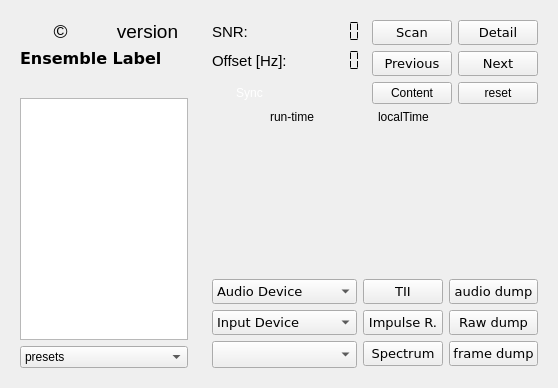
Qt form forms/dabradio.ui (JvanKatwijk/qt-dab) before a commit.
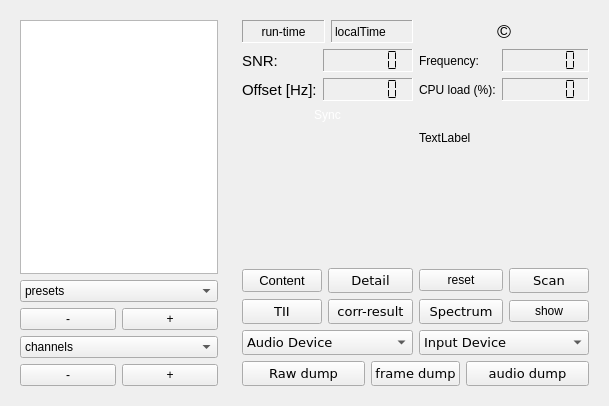
The same form after that commit. Custom widgets are drawn as their Qt base class.

Diff of the .ui file:
```diff
--- a/forms/dabradio.ui
+++ b/forms/dabradio.ui
@@ -6,12 +6,12 @@
    <rect>
     <x>0</x>
     <y>0</y>
-    <width>558</width>
-    <height>388</height>
+    <width>609</width>
+    <height>406</height>
    </rect>
   </property>
   <property name="sizePolicy">
-   <sizepolicy hsizetype="Expanding" vsizetype="Expanding">
+   <sizepolicy hsizetype="Preferred" vsizetype="Preferred">
     <horstretch>0</horstretch>
     <verstretch>0</verstretch>
    </sizepolicy>
@@ -19,98 +19,18 @@
   <property name="windowTitle">
    <string>Qt-DAB</string>
   </property>
-  <layout class="QHBoxLayout" name="horizontalLayout_7">
+  <layout class="QHBoxLayout" name="horizontalLayout_3">
    <item>
     <widget class="QWidget" name="leftPane" native="true">
      <property name="sizePolicy">
       <sizepolicy hsizetype="Preferred" vsizetype="Preferred">
-       <horstretch>1</horstretch>
+       <horstretch>3</horstretch>
        <verstretch>0</verstretch>
       </sizepolicy>
      </property>
-     <layout class="QVBoxLayout" name="verticalLayout">
+     <layout class="QVBoxLayout" name="verticalLayout_3">
       <item>
-       <layout class="QHBoxLayout" name="horizontalLayout">
-        <item>
-         <widget class="QLabel" name="label">
-          <property name="font">
-           <font>
-            <pointsize>14</pointsize>
-           </font>
-          </property>
-          <property name="toolTip">
-           <string>&lt;html&gt;&lt;head/&gt;&lt;body&gt;&lt;p&gt;Qt-DAB copyright:&lt;/p&gt;&lt;p&gt;J van Katwijk, Lazy Chair Computing. J.vanKatwijk@gmail.com&lt;/p&gt;&lt;p&gt;Copyright of the Qt toolkit used: the Qt Company&lt;/p&gt;&lt;p&gt;Copyright of the libraries used for SDRplay, rtl-sdr based sticks, AIRspy, portaudio, libsndfile and libsamplerate and libfftw3 to their developers&lt;/p&gt;&lt;p&gt;Copyright of the MP2 library used Martin J Fiedler&lt;/p&gt;&lt;p&gt;Copyright of the firecode checker: Gnu Radio&lt;/p&gt;&lt;p&gt;Copyright of the Reed Solomon Decoder software: Phil Karns&lt;/p&gt;&lt;p&gt;Copyright of the code to create a correct header for the AAC files: Stefan Poeschel&lt;/p&gt;&lt;p&gt;All copyrights gratefully acknowledged&lt;/p&gt;&lt;p&gt;&lt;br/&gt;&lt;/p&gt;&lt;p&gt;The current layout of the GUI is based on a design of Luo Zhang, Thanks&lt;/p&gt;&lt;p&gt;&lt;br/&gt;&lt;/p&gt;&lt;p&gt;Qt-DAB (an SDR-J program) is distributed in the hope that it will be useful, but WITHOUT ANY WARRANTY; without even the implied warranty of MERCHANTABILITY or FITNESS FOR A PARTICULAR PURPOSE. See the GNU General Public License for more details.&lt;br/&gt;&lt;/p&gt;&lt;/body&gt;&lt;/html&gt;</string>
-          </property>
-          <property name="text">
-           <string>©</string>
-          </property>
-          <property name="alignment">
-           <set>Qt::AlignCenter</set>
-          </property>
-         </widget>
-        </item>
-        <item>
-         <widget class="QLabel" name="versionName">
-          <property name="font">
-           <font>
-            <pointsize>14</pointsize>
-           </font>
-          </property>
-          <property name="toolTip">
-           <string>&lt;html&gt;&lt;head/&gt;&lt;body&gt;&lt;p&gt;Copyright (C) 2016 - 2018 Jan van Katwijk (J.vanKatwijk@gmail.com), Lazy Chair Programming&lt;/p&gt;&lt;p&gt;Qt-DAB is free software; you can redistribute it and/or modify it under the terms of the GNU General Public License as published by the Free Software Foundation; either version 2 of the License, or (at your option) any later version.&lt;/p&gt;&lt;/body&gt;&lt;/html&gt;</string>
-          </property>
-          <property name="text">
-           <string>version</string>
-          </property>
-          <property name="alignment">
-           <set>Qt::AlignCenter</set>
-          </property>
-         </widget>
-        </item>
-       </layout>
-      </item>
-      <item>
-       <widget class="QLabel" name="ensembleName">
-        <property name="sizePolicy">
-         <sizepolicy hsizetype="Ignored" vsizetype="Preferred">
-          <horstretch>0</horstretch>
-          <verstretch>0</verstretch>
-         </sizepolicy>
-        </property>
-        <property name="font">
-         <font>
-          <family>DejaVu Sans</family>
-          <pointsize>12</pointsize>
-          <weight>75</weight>
-          <italic>false</italic>
-          <bold>true</bold>
-         </font>
-        </property>
-        <property name="layoutDirection">
-         <enum>Qt::LeftToRight</enum>
-        </property>
-        <property name="text">
-         <string>Ensemble Label</string>
-        </property>
-       </widget>
-      </item>
-      <item>
-       <widget class="QLabel" name="ensembleId">
-        <property name="font">
-         <font>
-          <pointsize>12</pointsize>
-         </font>
-        </property>
-        <property name="toolTip">
-         <string>&lt;html&gt;&lt;head/&gt;&lt;body&gt;&lt;p&gt;ensembleId. Each ensemble is characterized by its name, but also by a unique ensembleId,&lt;/p&gt;&lt;p&gt;consisting of 4 hexadecimal digits.&lt;/p&gt;&lt;/body&gt;&lt;/html&gt;</string>
-        </property>
-        <property name="text">
-         <string/>
-        </property>
-       </widget>
-      </item>
-      <item>
-       <widget class="QListView" name="ensembleDisplay">
+       <widget class="smallQListView" name="ensembleDisplay">
         <property name="sizePolicy">
          <sizepolicy hsizetype="Preferred" vsizetype="MinimumExpanding">
           <horstretch>2</horstretch>
@@ -146,6 +66,66 @@
         </item>
        </widget>
       </item>
+      <item>
+       <layout class="QHBoxLayout" name="horizontalLayout_2">
+        <item>
+         <widget class="smallPushButton" name="previousService">
+          <property name="toolTip">
+           <string>Select the previous service on the list of services (the previous one of the first element is the last element of the list).</string>
+          </property>
+          <property name="text">
+           <string>-</string>
+          </property>
+         </widget>
+        </item>
+        <item>
+         <widget class="smallPushButton" name="nextService">
+          <property name="toolTip">
+           <string>Select the next service on the list of services (the next of the last element is the first element).</string>
+          </property>
+          <property name="text">
+           <string>+</string>
+          </property>
+         </widget>
+        </item>
+       </layout>
+      </item>
+      <item>
+       <widget class="smallComboBox" name="channelSelector">
+        <property name="toolTip">
+         <string>Channel selector.</string>
+        </property>
+        <item>
+         <property name="text">
+          <string>channels</string>
+         </property>
+        </item>
+       </widget>
+      </item>
+      <item>
+       <layout class="QHBoxLayout" name="horizontalLayout_8">
+        <item>
+         <widget class="smallPushButton" name="prevChannelButton">
+          <property name="toolTip">
+           <string>Select the previous channel.</string>
+          </property>
+          <property name="text">
+           <string>-</string>
+          </property>
+         </widget>
+        </item>
+        <item>
+         <widget class="smallPushButton" name="nextChannelButton">
+          <property name="toolTip">
+           <string>Select the next channel of the list maintained in the channel selector.</string>
+          </property>
+          <property name="text">
+           <string>+</string>
+          </property>
+         </widget>
+        </item>
+       </layout>
+      </item>
      </layout>
     </widget>
    </item>
@@ -157,11 +137,72 @@
        <verstretch>0</verstretch>
       </sizepolicy>
      </property>
-     <layout class="QVBoxLayout" name="verticalLayout_4">
+     <layout class="QVBoxLayout" name="verticalLayout">
       <item>
-       <layout class="QHBoxLayout" name="horizontalLayout_3">
+       <layout class="QVBoxLayout" name="verticalLayout_2">
         <item>
-         <layout class="QFormLayout" name="formLayout">
+         <layout class="QHBoxLayout" name="horizontalLayout_6">
+          <item>
+           <layout class="QHBoxLayout" name="horizontalLayout_9">
+            <item>
+             <widget class="QLabel" name="timeDisplay">
+              <property name="frameShape">
+               <enum>QFrame::Panel</enum>
+              </property>
+              <property name="frameShadow">
+               <enum>QFrame::Sunken</enum>
+              </property>
+              <property name="text">
+               <string>run-time</string>
+              </property>
+              <property name="alignment">
+               <set>Qt::AlignCenter</set>
+              </property>
+             </widget>
+            </item>
+            <item>
+             <widget class="QLabel" name="localTimeDisplay">
+              <property name="toolTip">
+               <string>Local time is the time as received from the transmission. If you are running recordings, then
+it is definitely not the time on your clock.</string>
+              </property>
+              <property name="frameShape">
+               <enum>QFrame::Panel</enum>
+              </property>
+              <property name="frameShadow">
+               <enum>QFrame::Sunken</enum>
+              </property>
+              <property name="text">
+               <string>localTime</string>
+              </property>
+             </widget>
+            </item>
+           </layout>
+          </item>
+          <item>
+           <widget class="QLabel" name="copyrightLabel">
+            <property name="font">
+             <font>
+              <pointsize>14</pointsize>
+             </font>
+            </property>
+            <property name="toolTip">
+             <string>&lt;html&gt;&lt;head/&gt;&lt;body&gt;&lt;p&gt;Qt-DAB copyright:&lt;/p&gt;&lt;p&gt;J van Katwijk, Lazy Chair Computing. J.vanKatwijk@gmail.com&lt;/p&gt;&lt;p&gt;Copyright of the Qt toolkit used: the Qt Company&lt;/p&gt;&lt;p&gt;Copyright of the libraries used for SDRplay, rtl-sdr based sticks, AIRspy, portaudio, libsndfile and libsamplerate and libfftw3 to their developers&lt;/p&gt;&lt;p&gt;Copyright of the MP2 library used Martin J Fiedler&lt;/p&gt;&lt;p&gt;Copyright of the firecode checker: Gnu Radio&lt;/p&gt;&lt;p&gt;Copyright of the Reed Solomon Decoder software: Phil Karns&lt;/p&gt;&lt;p&gt;Copyright of the code to create a correct header for the AAC files: Stefan Poeschel&lt;/p&gt;&lt;p&gt;All copyrights gratefully acknowledged&lt;/p&gt;&lt;p&gt;&lt;br/&gt;&lt;/p&gt;&lt;p&gt;The current layout of the GUI is based on a design of Luo Zhang, Thanks&lt;/p&gt;&lt;p&gt;&lt;br/&gt;&lt;/p&gt;&lt;p&gt;Qt-DAB (an SDR-J program) is distributed in the hope that it will be useful, but WITHOUT ANY WARRANTY; without even the implied warranty of MERCHANTABILITY or FITNESS FOR A PARTICULAR PURPOSE. See the GNU General Public License for more details.&lt;br/&gt;&lt;/p&gt;&lt;/body&gt;&lt;/html&gt;</string>
+            </property>
+            <property name="text">
+             <string>©</string>
+            </property>
+            <property name="alignment">
+             <set>Qt::AlignCenter</set>
+            </property>
+           </widget>
+          </item>
+         </layout>
+        </item>
+        <item>
+         <layout class="QHBoxLayout" name="horizontalLayout">
+          <item>
+           <layout class="QFormLayout" name="formLayout_2">
           <item row="0" column="0">
            <widget class="QLabel" name="label_7">
             <property name="font">
@@ -186,7 +227,10 @@
              <string>&lt;html&gt;&lt;head/&gt;&lt;body&gt;&lt;p&gt;A Signal to Noise (SNR) indicator&lt;/p&gt;&lt;p&gt;In general: higher is better. But do not take the value as a serious measure of the SNR, it strongly depends on the device and the amount of filtering applied in the device!&lt;/p&gt;&lt;/body&gt;&lt;/html&gt;</string>
             </property>
             <property name="frameShape">
-             <enum>QFrame::NoFrame</enum>
+               <enum>QFrame::Panel</enum>
+              </property>
+              <property name="frameShadow">
+               <enum>QFrame::Sunken</enum>
             </property>
             <property name="digitCount">
              <number>6</number>
@@ -219,7 +263,10 @@
              <string>&lt;html&gt;&lt;head/&gt;&lt;body&gt;&lt;p&gt;Coarse offset, indicates - in Hz - the frequency offset. Coarse offset is in large steps, where a step is the distance - in Hz - between two subsequent carriers in the ofdm signal.&lt;/p&gt;&lt;/body&gt;&lt;/html&gt;</string>
             </property>
             <property name="frameShape">
-             <enum>QFrame::NoFrame</enum>
+               <enum>QFrame::Panel</enum>
+              </property>
+              <property name="frameShadow">
+               <enum>QFrame::Sunken</enum>
             </property>
             <property name="digitCount">
              <number>6</number>
@@ -232,68 +279,61 @@
          </layout>
         </item>
         <item>
-         <layout class="QGridLayout" name="gridLayout_4">
+           <layout class="QFormLayout" name="formLayout">
           <item row="0" column="0">
-           <widget class="QPushButton" name="scanButton">
-            <property name="font">
-             <font>
-              <family>DejaVu Sans</family>
-              <pointsize>10</pointsize>
-             </font>
-            </property>
-            <property name="toolTip">
-             <string>&lt;html&gt;&lt;head/&gt;&lt;body&gt;&lt;p&gt;Push this button for starting a scan over the channels in the current selected band (default VHF Band III or optionally L-Band)&lt;/p&gt;&lt;p&gt;Scanning will continue until an active DAB or DAB+ signal is found.&lt;/p&gt;&lt;p&gt;Push again to stop scanning.&lt;/p&gt;&lt;/body&gt;&lt;/html&gt;</string>
-            </property>
+             <widget class="QLabel" name="label_2">
             <property name="text">
-             <string>Scan</string>
+               <string>Frequency:</string>
             </property>
            </widget>
           </item>
           <item row="0" column="1">
-           <widget class="QPushButton" name="showProgramData">
+             <widget class="QLCDNumber" name="frequencyDisplay">
             <property name="font">
              <font>
-              <family>DejaVu Sans</family>
-              <pointsize>10</pointsize>
+                <pointsize>12</pointsize>
              </font>
             </property>
             <property name="toolTip">
-             <string>&lt;html&gt;&lt;head/&gt;&lt;body&gt;&lt;p&gt;Push this button for further technical information about the selected program&lt;/p&gt;&lt;p&gt;Push again for closing the pop-up-window.&lt;/p&gt;&lt;/body&gt;&lt;/html&gt;</string>
-            </property>
-            <property name="text">
-             <string>Detail</string>
-            </property>
-           </widget>
-          </item>
-          <item row="1" column="0">
-           <widget class="QPushButton" name="prevChannelButton">
-            <property name="font">
-             <font>
-              <family>DejaVu Sans</family>
-              <pointsize>10</pointsize>
-             </font>
-            </property>
-            <property name="toolTip">
-             <string>&lt;html&gt;&lt;head/&gt;&lt;body&gt;&lt;p&gt;Select previous channel.&lt;/p&gt;&lt;/body&gt;&lt;/html&gt;</string>
-            </property>
-            <property name="text">
-             <string>Previous</string>
+               <string>The selected Frequency in MHz.</string>
+              </property>
+              <property name="frameShape">
+               <enum>QFrame::Panel</enum>
+              </property>
+              <property name="frameShadow">
+               <enum>QFrame::Sunken</enum>
+              </property>
+              <property name="digitCount">
+               <number>6</number>
+              </property>
+              <property name="segmentStyle">
+               <enum>QLCDNumber::Flat</enum>
             </property>
            </widget>
           </item>
           <item row="1" column="1">
-           <widget class="QPushButton" name="nextChannelButton">
-            <property name="font">
-             <font>
-              <family>DejaVu Sans</family>
-              <pointsize>10</pointsize>
-             </font>
-            </property>
+             <widget class="QLCDNumber" name="cpuMonitor">
             <property name="toolTip">
-             <string>&lt;html&gt;&lt;head/&gt;&lt;body&gt;&lt;p&gt;Select next chaannel in the current band.&lt;/p&gt;&lt;/body&gt;&lt;/html&gt;</string>
-            </property>
+               <string>The total load on the processor, not just from running this application.</string>
+              </property>
+              <property name="frameShape">
+               <enum>QFrame::Panel</enum>
+              </property>
+              <property name="frameShadow">
+               <enum>QFrame::Sunken</enum>
+              </property>
+              <property name="digitCount">
+               <number>6</number>
+              </property>
+              <property name="segmentStyle">
+               <enum>QLCDNumber::Flat</enum>
+              </property>
+             </widget>
+            </item>
+            <item row="1" column="0">
+             <widget class="QLabel" name="label_3">
             <property name="text">
-             <string>Next</string>
+               <string>CPU load (%):</string>
             </property>
            </widget>
           </item>
@@ -302,12 +342,7 @@
        </layout>
       </item>
       <item>
-       <layout class="QHBoxLayout" name="horizontalLayout_5">
-        <item>
-         <layout class="QHBoxLayout" name="horizontalLayout_6">
-          <property name="spacing">
-           <number>4</number>
-          </property>
+         <layout class="QHBoxLayout" name="horizontalLayout_10">
           <item>
            <widget class="QLabel" name="syncedLabel">
             <property name="palette">
@@ -476,70 +511,16 @@
          </layout>
         </item>
         <item>
-         <layout class="QVBoxLayout" name="verticalLayout_3">
+         <layout class="QHBoxLayout" name="horizontalLayout_7">
           <item>
-           <layout class="QHBoxLayout" name="horizontalLayout_4">
-            <item>
-             <widget class="QPushButton" name="saveEnsembleData">
-              <property name="toolTip">
-               <string>&lt;html&gt;&lt;head/&gt;&lt;body&gt;&lt;p&gt;This will open a 'save as ... dialog' where you can select a file to store a description of the content of the current DAB ensemble (Audio and Data) in a text file.&lt;/p&gt;&lt;/body&gt;&lt;/html&gt;</string>
-              </property>
-              <property name="text">
-               <string>Content</string>
-              </property>
-             </widget>
-            </item>
-            <item>
-             <widget class="QPushButton" name="resetButton">
-              <property name="toolTip">
-               <string>&lt;html&gt;&lt;head/&gt;&lt;body&gt;&lt;p&gt;Push this button to reset, i.e. restart synchronization.&lt;/p&gt;&lt;/body&gt;&lt;/html&gt;</string>
-              </property>
-              <property name="text">
-               <string>reset</string>
-              </property>
-             </widget>
-            </item>
-           </layout>
-          </item>
-         </layout>
-        </item>
-       </layout>
-      </item>
-      <item>
-       <layout class="QHBoxLayout" name="horizontalLayout_9">
-        <item>
-         <widget class="QLabel" name="timeDisplay">
-          <property name="frameShape">
-           <enum>QFrame::NoFrame</enum>
-          </property>
-          <property name="text">
-           <string>run-time</string>
-          </property>
-          <property name="alignment">
-           <set>Qt::AlignCenter</set>
-          </property>
-         </widget>
-        </item>
-        <item>
-         <widget class="QLabel" name="localTimeDisplay">
-          <property name="toolTip">
-           <string>Local time is the time as received from the transmission. If you are running recordings, then
-it is definitely not the time on your clock.</string>
-          </property>
-          <property name="text">
-           <string>localTime</string>
-          </property>
-         </widget>
-        </item>
-       </layout>
-      </item>
-      <item>
-       <layout class="QHBoxLayout" name="horizontalLayout_8">
-        <item>
-         <widget class="QLabel" name="serviceLabel">
+           <widget class="QLabel" name="ensembleId">
           <property name="font">
            <font>
+              <family>DejaVu Sans</family>
             <pointsize>13</pointsize>
+              <weight>50</weight>
+              <italic>false</italic>
+              <bold>false</bold>
            </font>
           </property>
           <property name="text">
@@ -547,7 +528,34 @@
           </property>
          </widget>
         </item>
-       </layout>
+          <item>
+           <widget class="QLabel" name="transmitter_coordinates">
+            <property name="toolTip">
+             <string>Tranmitter Identification Information (tii) is shown here.</string>
+            </property>
+            <property name="text">
+             <string>TextLabel</string>
+            </property>
+           </widget>
+          </item>
+         </layout>
+        </item>
+       </layout>
+      </item>
+      <item>
+       <widget class="QLabel" name="serviceLabel">
+        <property name="font">
+         <font>
+          <family>DejaVu Sans</family>
+          <pointsize>15</pointsize>
+          <weight>75</weight>
+          <bold>true</bold>
+         </font>
+        </property>
+        <property name="text">
+         <string/>
+        </property>
+       </widget>
       </item>
       <item>
        <widget class="QLabel" name="dynamicLabel">
@@ -561,6 +569,7 @@
          <font>
           <family>DejaVu Sans</family>
           <pointsize>12</pointsize>
+          <italic>true</italic>
          </font>
         </property>
         <property name="text">
@@ -581,11 +590,169 @@
        </widget>
       </item>
       <item>
-       <layout class="QHBoxLayout" name="horizontalLayout_2">
-        <item>
-         <layout class="QVBoxLayout" name="verticalLayout_2">
-          <item>
-           <widget class="QComboBox" name="streamoutSelector">
+       <layout class="QGridLayout" name="gridLayout">
+        <item row="0" column="0">
+         <widget class="smallPushButton" name="saveEnsembleData">
+          <property name="sizePolicy">
+           <sizepolicy hsizetype="Preferred" vsizetype="Fixed">
+            <horstretch>0</horstretch>
+            <verstretch>0</verstretch>
+           </sizepolicy>
+          </property>
+          <property name="font">
+           <font>
+            <pointsize>10</pointsize>
+           </font>
+          </property>
+          <property name="toolTip">
+           <string>&lt;html&gt;&lt;head/&gt;&lt;body&gt;&lt;p&gt;This will open a 'save as ... dialog' where you can select a file to store a description of the content of the current DAB ensemble (Audio and Data) in a text file.&lt;/p&gt;&lt;/body&gt;&lt;/html&gt;</string>
+          </property>
+          <property name="text">
+           <string>Content</string>
+          </property>
+         </widget>
+        </item>
+        <item row="0" column="1" colspan="2">
+         <widget class="smallPushButton" name="showProgramData">
+          <property name="sizePolicy">
+           <sizepolicy hsizetype="Preferred" vsizetype="Fixed">
+            <horstretch>0</horstretch>
+            <verstretch>0</verstretch>
+           </sizepolicy>
+          </property>
+          <property name="font">
+           <font>
+            <family>DejaVu Sans</family>
+            <pointsize>10</pointsize>
+           </font>
+          </property>
+          <property name="toolTip">
+           <string>&lt;html&gt;&lt;head/&gt;&lt;body&gt;&lt;p&gt;Push this button for further technical information about the selected program&lt;/p&gt;&lt;p&gt;Push again for closing the pop-up-window.&lt;/p&gt;&lt;/body&gt;&lt;/html&gt;</string>
+          </property>
+          <property name="text">
+           <string>Detail</string>
+          </property>
+         </widget>
+        </item>
+        <item row="0" column="3" colspan="2">
+         <widget class="smallPushButton" name="resetButton">
+          <property name="sizePolicy">
+           <sizepolicy hsizetype="Preferred" vsizetype="Fixed">
+            <horstretch>0</horstretch>
+            <verstretch>0</verstretch>
+           </sizepolicy>
+          </property>
+          <property name="toolTip">
+           <string>&lt;html&gt;&lt;head/&gt;&lt;body&gt;&lt;p&gt;Push this button to reset, i.e. restart synchronization.&lt;/p&gt;&lt;/body&gt;&lt;/html&gt;</string>
+          </property>
+          <property name="text">
+           <string>reset</string>
+          </property>
+         </widget>
+        </item>
+        <item row="0" column="5">
+         <widget class="smallPushButton" name="scanButton">
+          <property name="sizePolicy">
+           <sizepolicy hsizetype="Preferred" vsizetype="Fixed">
+            <horstretch>0</horstretch>
+            <verstretch>0</verstretch>
+           </sizepolicy>
+          </property>
+          <property name="font">
+           <font>
+            <family>DejaVu Sans</family>
+            <pointsize>10</pointsize>
+           </font>
+          </property>
+          <property name="toolTip">
+           <string>&lt;html&gt;&lt;head/&gt;&lt;body&gt;&lt;p&gt;Push this button for starting a scan over the channels in the current selected band (default VHF Band III or optionally L-Band)&lt;/p&gt;&lt;p&gt;Scanning will continue until an active DAB or DAB+ signal is found.&lt;/p&gt;&lt;p&gt;Push again to stop scanning.&lt;/p&gt;&lt;/body&gt;&lt;/html&gt;</string>
+          </property>
+          <property name="text">
+           <string>Scan</string>
+          </property>
+         </widget>
+        </item>
+        <item row="1" column="0">
+         <widget class="smallPushButton" name="tiiButton">
+          <property name="sizePolicy">
+           <sizepolicy hsizetype="Preferred" vsizetype="Fixed">
+            <horstretch>0</horstretch>
+            <verstretch>0</verstretch>
+           </sizepolicy>
+          </property>
+          <property name="font">
+           <font>
+            <family>DejaVu Sans</family>
+            <pointsize>10</pointsize>
+           </font>
+          </property>
+          <property name="toolTip">
+           <string>&lt;html&gt;&lt;head/&gt;&lt;body&gt;&lt;p&gt;If configured - pushing this button will switch the spectrum display between &amp;quot;regular&amp;quot; and a spectrum showing the &amp;quot;null symbol&amp;quot; period. In the console window the pattern, main ID and sub ID of the TII will be displayed.&lt;/p&gt;&lt;/body&gt;&lt;/html&gt;</string>
+          </property>
+          <property name="text">
+           <string>TII</string>
+          </property>
+         </widget>
+        </item>
+        <item row="1" column="1" colspan="2">
+         <widget class="smallPushButton" name="show_correlationButton">
+          <property name="sizePolicy">
+           <sizepolicy hsizetype="Preferred" vsizetype="Fixed">
+            <horstretch>0</horstretch>
+            <verstretch>0</verstretch>
+           </sizepolicy>
+          </property>
+          <property name="font">
+           <font>
+            <family>DejaVu Sans</family>
+            <pointsize>10</pointsize>
+           </font>
+          </property>
+          <property name="toolTip">
+           <string>Touching this button will show (or hide) the resulting correlation of the first datablock of the DAB
+ensemble with the values as they should be. The &quot;peaks&quot; (if any) show the samples where
+the correlation is strongest. More than one peak shows more than one transmitter within
+the reach of this receiver.</string>
+          </property>
+          <property name="text">
+           <string>corr-result</string>
+          </property>
+         </widget>
+        </item>
+        <item row="1" column="3" colspan="2">
+         <widget class="smallPushButton" name="show_spectrumButton">
+          <property name="sizePolicy">
+           <sizepolicy hsizetype="Preferred" vsizetype="Fixed">
+            <horstretch>0</horstretch>
+            <verstretch>0</verstretch>
+           </sizepolicy>
+          </property>
+          <property name="font">
+           <font>
+            <family>DejaVu Sans</family>
+            <pointsize>10</pointsize>
+           </font>
+          </property>
+          <property name="toolTip">
+           <string>&lt;html&gt;&lt;head/&gt;&lt;body&gt;&lt;p&gt;The spectrum and the constellation of the DAB signal is shown when pressing this button. Pressing it&lt;/p&gt;&lt;p&gt;again will cause the spectrum and constellation to be invisible.&lt;/p&gt;&lt;/body&gt;&lt;/html&gt;</string>
+          </property>
+          <property name="text">
+           <string>Spectrum</string>
+          </property>
+         </widget>
+        </item>
+        <item row="1" column="5">
+         <widget class="smallPushButton" name="showDeviceWidget">
+          <property name="toolTip">
+           <string>Hide or show the widget for device control.</string>
+          </property>
+          <property name="text">
+           <string>show</string>
+          </property>
+         </widget>
+        </item>
+        <item row="2" column="0" colspan="3">
+         <widget class="smallComboBox" name="streamoutSelector">
             <property name="sizePolicy">
              <sizepolicy hsizetype="Ignored" vsizetype="Expanding">
               <horstretch>0</horstretch>
@@ -608,10 +775,10 @@
             </item>
            </widget>
           </item>
-          <item>
-           <widget class="QComboBox" name="deviceSelector">
+        <item row="2" column="3" colspan="3">
+         <widget class="smallComboBox" name="deviceSelector">
             <property name="sizePolicy">
-             <sizepolicy hsizetype="Ignored" vsizetype="Expanding">
+           <sizepolicy hsizetype="Preferred" vsizetype="Expanding">
               <horstretch>0</horstretch>
               <verstretch>0</verstretch>
              </sizepolicy>
@@ -647,81 +814,14 @@
             </item>
            </widget>
           </item>
-          <item>
-           <widget class="QComboBox" name="channelSelector">
+        <item row="3" column="0" colspan="2">
+         <widget class="smallPushButton" name="dumpButton">
             <property name="sizePolicy">
-             <sizepolicy hsizetype="Ignored" vsizetype="Preferred">
+           <sizepolicy hsizetype="Preferred" vsizetype="Fixed">
               <horstretch>0</horstretch>
               <verstretch>0</verstretch>
              </sizepolicy>
             </property>
-            <property name="font">
-             <font>
-              <pointsize>12</pointsize>
-             </font>
-            </property>
-            <property name="toolTip">
-             <string>&lt;html&gt;&lt;head/&gt;&lt;body&gt;&lt;p&gt;Select the DAB channel.&lt;/p&gt;&lt;p&gt;This depends on the band chosen.&lt;/p&gt;&lt;/body&gt;&lt;/html&gt;</string>
-            </property>
-           </widget>
-          </item>
-         </layout>
-        </item>
-        <item>
-         <layout class="QGridLayout" name="gridLayout_2">
-          <item row="0" column="0">
-           <widget class="QPushButton" name="tiiButton">
-            <property name="font">
-             <font>
-              <family>DejaVu Sans</family>
-              <pointsize>10</pointsize>
-             </font>
-            </property>
-            <property name="toolTip">
-             <string>&lt;html&gt;&lt;head/&gt;&lt;body&gt;&lt;p&gt;If configured - pushing this button will switch the spectrum display between &amp;quot;regular&amp;quot; and a spectrum showing the &amp;quot;null symbol&amp;quot; period. In the console window the pattern, main ID and sub ID of the TII will be displayed.&lt;/p&gt;&lt;/body&gt;&lt;/html&gt;</string>
-            </property>
-            <property name="text">
-             <string>TII</string>
-            </property>
-           </widget>
-          </item>
-          <item row="0" column="1">
-           <widget class="QPushButton" name="audioDumpButton">
-            <property name="font">
-             <font>
-              <family>DejaVu Sans</family>
-              <pointsize>10</pointsize>
-             </font>
-            </property>
-            <property name="toolTip">
-             <string>&lt;html&gt;&lt;head/&gt;&lt;body&gt;&lt;p&gt;Push this button to save audio output into a file. First push will show a menu for file selection. Push again to stop recording.&lt;/p&gt;&lt;/body&gt;&lt;/html&gt;</string>
-            </property>
-            <property name="text">
-             <string>audio dump</string>
-            </property>
-           </widget>
-          </item>
-          <item row="1" column="0">
-           <widget class="QPushButton" name="show_irButton">
-            <property name="font">
-             <font>
-              <family>DejaVu Sans</family>
-              <pointsize>10</pointsize>
-             </font>
-            </property>
-            <property name="toolTip">
-             <string>Touching this button will show (or hide) the resulting correlation of the first datablock of the DAB
-ensemble with the values as they should be. The &quot;peaks&quot; (if any) show the samples where
-the correlation is strongest. More than one peak shows more than one transmitter within
-the reach of this receiver.</string>
-            </property>
-            <property name="text">
-             <string>Impulse R.</string>
-            </property>
-           </widget>
-          </item>
-          <item row="1" column="1">
-           <widget class="QPushButton" name="dumpButton">
             <property name="font">
              <font>
               <family>DejaVu Sans</family>
@@ -736,24 +836,14 @@
             </property>
            </widget>
           </item>
-          <item row="2" column="0">
-           <widget class="QPushButton" name="show_spectrumButton">
-            <property name="font">
-             <font>
-              <family>DejaVu Sans</family>
-              <pointsize>10</pointsize>
-             </font>
-            </property>
-            <property name="toolTip">
-             <string>&lt;html&gt;&lt;head/&gt;&lt;body&gt;&lt;p&gt;The spectrum and the constellation of the DAB signal is shown when pressing this button. Pressing it&lt;/p&gt;&lt;p&gt;again will cause the spectrum and constellation to be invisible.&lt;/p&gt;&lt;/body&gt;&lt;/html&gt;</string>
-            </property>
-            <property name="text">
-             <string>Spectrum</string>
-            </property>
-           </widget>
-          </item>
-          <item row="2" column="1">
-           <widget class="QPushButton" name="frameDumpButton">
+        <item row="3" column="2" colspan="2">
+         <widget class="smallPushButton" name="frameDumpButton">
+          <property name="sizePolicy">
+           <sizepolicy hsizetype="Preferred" vsizetype="Fixed">
+            <horstretch>0</horstretch>
+            <verstretch>0</verstretch>
+           </sizepolicy>
+          </property>
             <property name="font">
              <font>
               <family>DejaVu Sans</family>
@@ -768,7 +858,27 @@
             </property>
            </widget>
           </item>
-         </layout>
+        <item row="3" column="4" colspan="2">
+         <widget class="smallPushButton" name="audioDumpButton">
+          <property name="sizePolicy">
+           <sizepolicy hsizetype="Preferred" vsizetype="Fixed">
+            <horstretch>0</horstretch>
+            <verstretch>0</verstretch>
+           </sizepolicy>
+          </property>
+          <property name="font">
+           <font>
+            <family>DejaVu Sans</family>
+            <pointsize>10</pointsize>
+           </font>
+          </property>
+          <property name="toolTip">
+           <string>&lt;html&gt;&lt;head/&gt;&lt;body&gt;&lt;p&gt;Push this button to save audio output into a file. First push will show a menu for file selection. Push again to stop recording.&lt;/p&gt;&lt;/body&gt;&lt;/html&gt;</string>
+          </property>
+          <property name="text">
+           <string>audio dump</string>
+          </property>
+         </widget>
         </item>
        </layout>
       </item>
@@ -783,6 +893,21 @@
    <extends>QComboBox</extends>
    <header>presetcombobox.h</header>
   </customwidget>
+  <customwidget>
+   <class>smallComboBox</class>
+   <extends>QComboBox</extends>
+   <header>smallcombobox.h</header>
+  </customwidget>
+  <customwidget>
+   <class>smallPushButton</class>
+   <extends>QPushButton</extends>
+   <header>smallpushbutton.h</header>
+  </customwidget>
+  <customwidget>
+   <class>smallQListView</class>
+   <extends>QListView</extends>
+   <header>smallqlistview.h</header>
+  </customwidget>
  </customwidgets>
  <resources/>
  <connections/>
```
Left out of the diff: 4 changed lines with no effect on the pictures. Lines whose indentation alone changed are shown as unchanged.
